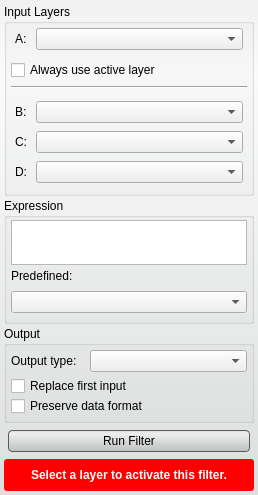
This is src/Interface/ToolInterface/ArithmeticFilterInterface.ui in SCIInstitute/Seg3D as Qt 5 draws it before an edit. The edited form follows.
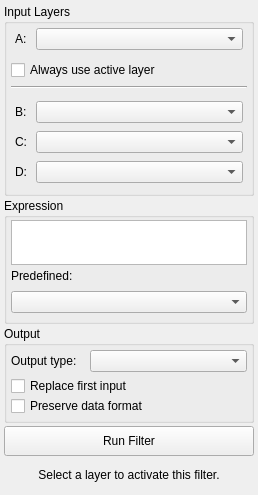
This is the edited form. Custom widgets are drawn as their Qt base class.

The edit to the form file:
```diff
--- a/src/Interface/ToolInterface/ArithmeticFilterInterface.ui
+++ b/src/Interface/ToolInterface/ArithmeticFilterInterface.ui
@@ -13,33 +13,6 @@
   <property name="windowTitle">
    <string>Arithmetic Filter</string>
   </property>
-  <property name="styleSheet">
-   <string notr="true">QWidget#ArithmeticFilterInterface{
-  border-radius: 3px;
-  background-color: qlineargradient(spread:pad, x1:0.5, y1:0, x2:0.5, y2:0.960227, stop:0 rgba(241, 241, 241, 255), stop:0.155779 rgba(250, 250, 250, 255), stop:1 rgba(222, 224, 224, 255));      
-}
-
-QPushButton{
-  background-color: qlineargradient(spread:pad, x1:0.5, y1:0, x2:0.5, y2:0.960227, stop:0 rgba(221, 221, 221, 255), stop:0.155779 rgba(238, 238, 238, 255), stop:1 rgba(192, 194, 194, 255));
-  border-radius: 4px;
-  border: 1px solid rgb(90, 90, 90);
-  margin:4px;
-}
-
-QPushButton:hover{
-  background-color: qlineargradient(spread:pad, x1:0.5, y1:0, x2:0.5, y2:1, stop:0 rgba(195, 195, 195, 255), stop:0.253769 rgba(206, 206, 206, 255), stop:1 rgba(185, 185, 185, 255));
-  border-radius: 4px;
-  border: 1px solid rgb(90, 90, 90);
-  margin:4px;
-}
-
-QPushButton:pressed{
-  background-color: qlineargradient(spread:pad, x1:0.5, y1:0, x2:0.5, y2:1, stop:0 rgba(150, 150, 150, 255), stop:0.753769 rgba(206, 206, 206, 255), stop:1 rgba(185, 185, 185, 255));
-  border-radius: 4px;
-  border: 1px solid rgb(90, 90, 90);
-  margin:4px;
-}</string>
-  </property>
   <layout class="QVBoxLayout" name="verticalLayout">
    <property name="spacing">
     <number>2</number>
@@ -505,17 +478,6 @@
        <height>32</height>
       </size>
      </property>
-     <property name="styleSheet">
-      <string notr="true">QLabel#message_{
-  color: white;
-  font: bold;
-}
-
-QWidget#message_alert_{
-  border-radius: 3px;
-  background-color: red;
-}</string>
-     </property>
      <layout class="QHBoxLayout" name="horizontalLayout_11">
       <property name="spacing">
        <number>0</number>
```
Left out of the diff: 6 changed lines with no effect on the pictures.
